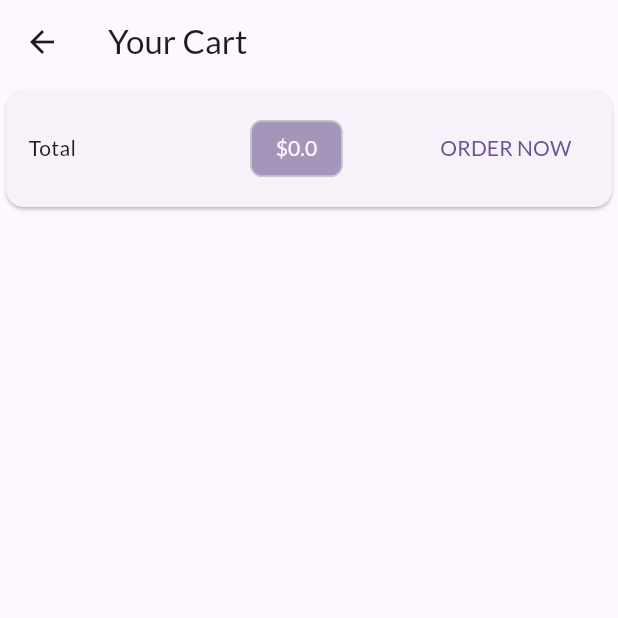
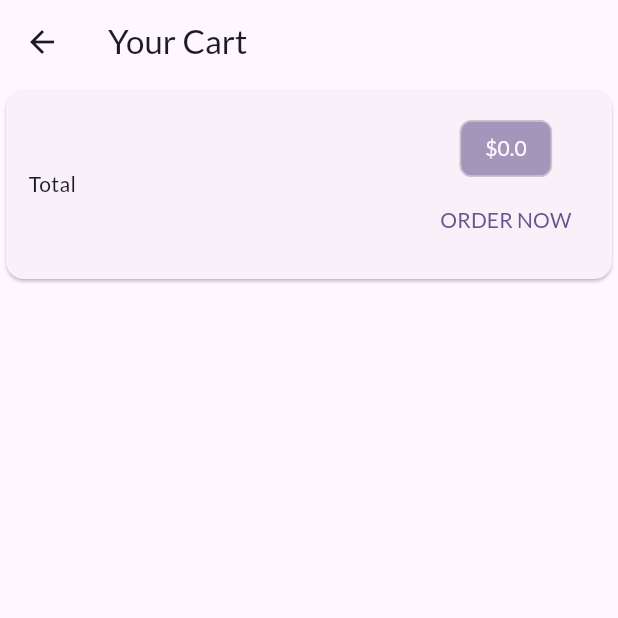
Before and after one commit to Hubertkin/Shop_app, a Flutter app: the CartScreen screen opened by its route, on a phone screen of 412 x 824 dp, the top half of it. Run offline on Flutter 3.47's test engine with Material 3 defaults, Android fonts, the phone set to English and light mode, and no system bars; network calls fail.

Commit message:
Refacted code to improve aesthetics

```diff
--- a/lib/screens/cart_screen.dart
+++ b/lib/screens/cart_screen.dart
@@ -1,6 +1,5 @@
 import 'package:flutter/material.dart';
 import 'package:provider/provider.dart';
-
 import '../providers/cart.dart';
 
 class CartScreen extends StatelessWidget {
@@ -16,7 +15,8 @@ class CartScreen extends StatelessWidget {
       ),
       body: Column(
         children: [
-          Card(child: Padding(
+          Card(
+              child: Padding(
             padding: const EdgeInsets.all(15),
             child: Row(
               mainAxisAlignment: MainAxisAlignment.spaceBetween,
@@ -25,16 +25,35 @@ class CartScreen extends StatelessWidget {
                 const SizedBox(
                   width: 10,
                 ),
-                Chip(
-                  label: Text('\$${cart.totalAmount}', style: TextStyle(color: Theme.of(context).primaryTextTheme.titleSmall?.color),),
-                  backgroundColor:
-                      Theme.of(context).colorScheme.primary.withOpacity(0.6),
-                ),
-                TextButton(onPressed: (){}, child:  Text('ORDER NOW', style: TextStyle(color: Theme.of(context).colorScheme.primary),))
+                Column(
+                  children: [
+                    Chip(
+                      label: Text(
+                        '\$${cart.totalAmount}',
+                        style: TextStyle(
+                            color: Theme.of(context)
+                                .primaryTextTheme
+                                .titleSmall
+                                ?.color),
+                      ),
+                      backgroundColor: Theme.of(context)
+                          .colorScheme
+                          .primary
+                          .withOpacity(0.6),
+                    ),
+                    TextButton(
+                      onPressed: () {},
+                      child: Text(
+                        'ORDER NOW',
+                        style: TextStyle(
+                            color: Theme.of(context).colorScheme.primary),
+                      ),
+                    ),
+                  ],
+                )
               ],
             ),
           )),
-
         ],
       ),
     );
```
